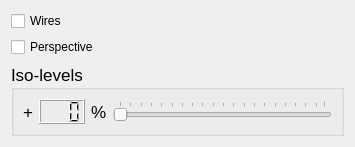
Before: the Qt Designer form crys3d/qttbx/map_viewer_controls.ui in cctbx/cctbx_project, drawn with Qt 5.
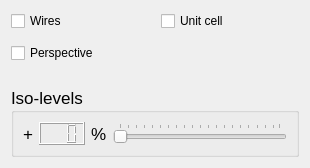
After: the same form once the commit is applied.

Commit message: Refactor common controls; show/hide unit cell

The edit to the form file:
```diff
--- a/crys3d/qttbx/map_viewer_controls.ui
+++ b/crys3d/qttbx/map_viewer_controls.ui
@@ -6,43 +6,44 @@
    <rect>
     <x>0</x>
     <y>0</y>
-    <width>355</width>
-    <height>147</height>
+    <width>310</width>
+    <height>156</height>
    </rect>
   </property>
   <property name="windowTitle">
    <string>Form</string>
   </property>
   <layout class="QVBoxLayout" name="verticalLayout">
+   <property name="spacing">
+    <number>24</number>
+   </property>
    <item>
+    <layout class="QGridLayout" name="gridLayout">
+     <property name="spacing">
+      <number>12</number>
+     </property>
+     <item row="0" column="0">
     <widget class="QCheckBox" name="wiresBox">
      <property name="text">
       <string>Wires</string>
      </property>
     </widget>
    </item>
-   <item>
+     <item row="0" column="1">
+      <widget class="QCheckBox" name="unitCellBox">
+       <property name="text">
+        <string>Unit cell</string>
+       </property>
+      </widget>
+     </item>
+     <item row="1" column="0">
     <widget class="QCheckBox" name="perspectiveBox">
      <property name="text">
       <string>Perspective</string>
      </property>
     </widget>
    </item>
-   <item>
-    <spacer name="verticalSpacer">
-     <property name="orientation">
-      <enum>Qt::Vertical</enum>
-     </property>
-     <property name="sizeType">
-      <enum>QSizePolicy::Preferred</enum>
-     </property>
-     <property name="sizeHint" stdset="0">
-      <size>
-       <width>20</width>
-       <height>1</height>
-      </size>
-     </property>
-    </spacer>
+    </layout>
    </item>
    <item>
     <widget class="QGroupBox" name="groupBox">
```
Lines whose indentation alone changed are shown as unchanged. The commit also changes 2 other files.
